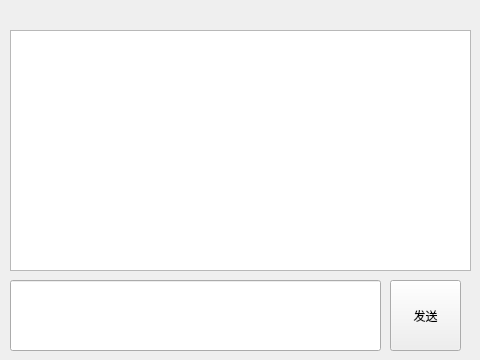
First picture: the form in chatClient/chatwindow.ui, repository XeonL/xChat, before the edit.
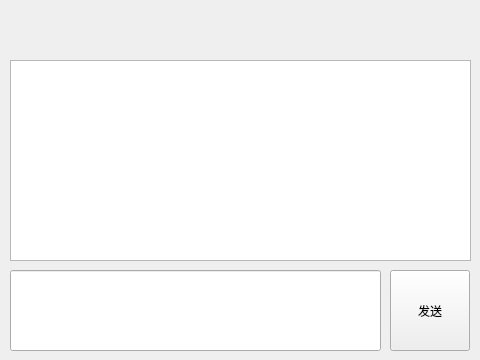
Second picture: the form after the edit.

The edit to the form file:
```diff
--- a/chatClient/chatwindow.ui
+++ b/chatClient/chatwindow.ui
@@ -13,36 +13,29 @@
   <property name="windowTitle">
    <string>Form</string>
   </property>
-  <widget class="QListWidget" name="messageList">
+  <widget class="QLabel" name="userName">
    <property name="geometry">
     <rect>
      <x>10</x>
-     <y>30</y>
-     <width>461</width>
-     <height>241</height>
-    </rect>
-   </property>
-  </widget>
-  <widget class="QLabel" name="name">
-   <property name="geometry">
-    <rect>
-     <x>10</x>
-     <y>5</y>
+     <y>10</y>
      <width>101</width>
-     <height>21</height>
+     <height>31</height>
     </rect>
    </property>
    <property name="text">
     <string/>
    </property>
+   <property name="alignment">
+    <set>Qt::AlignCenter</set>
+   </property>
   </widget>
-  <widget class="QLineEdit" name="messageLine">
+  <widget class="QListWidget" name="messageList">
    <property name="geometry">
     <rect>
      <x>10</x>
-     <y>280</y>
-     <width>371</width>
-     <height>71</height>
+     <y>60</y>
+     <width>461</width>
+     <height>201</height>
     </rect>
    </property>
   </widget>
@@ -50,15 +43,25 @@
    <property name="geometry">
     <rect>
      <x>390</x>
-     <y>280</y>
-     <width>71</width>
-     <height>71</height>
+     <y>270</y>
+     <width>80</width>
+     <height>81</height>
     </rect>
    </property>
    <property name="text">
     <string>发送</string>
    </property>
   </widget>
+  <widget class="QLineEdit" name="messageInput">
+   <property name="geometry">
+    <rect>
+     <x>10</x>
+     <y>270</y>
+     <width>371</width>
+     <height>81</height>
+    </rect>
+   </property>
+  </widget>
  </widget>
  <resources/>
  <connections/>
```
Left out of the diff: 2 changed lines with no effect on the pictures.
